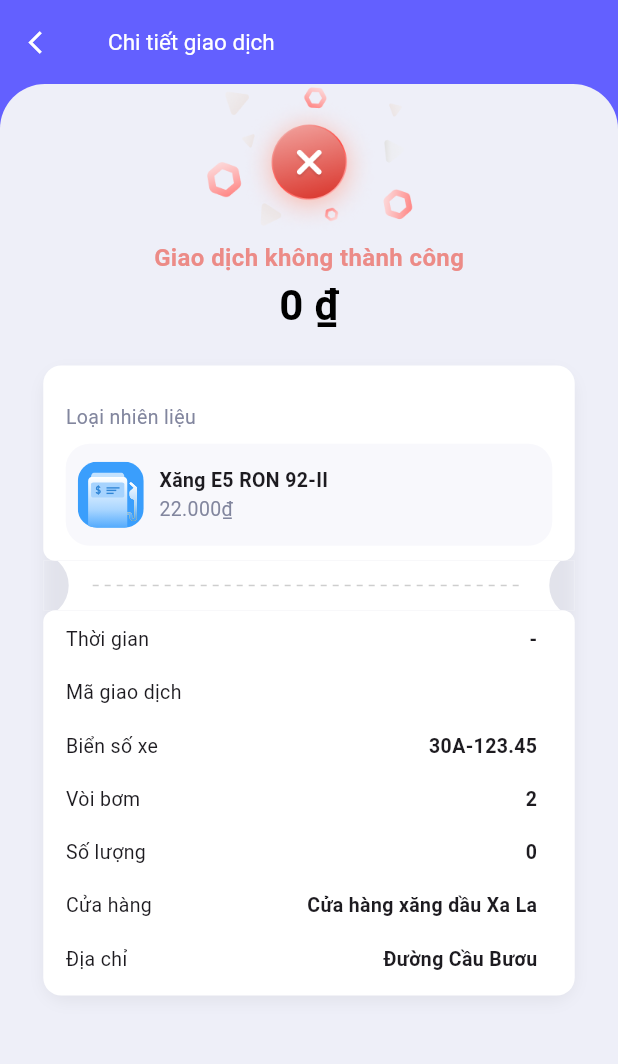
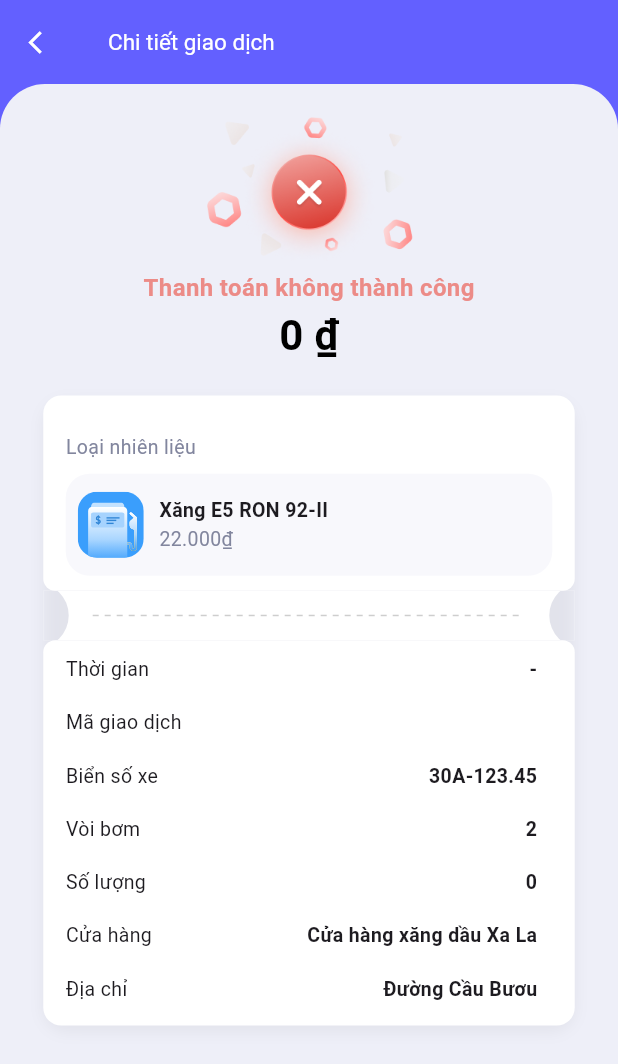
Before and after one commit to mobilenabit/driver_app, a Flutter app: the TranResultScreen screen opened directly with empty values, on a phone screen of 412 x 824 dp. Shown: the top 1064 px of the screen. Run offline on Flutter 3.47's test engine with Material 3 defaults, Android fonts, the phone set to English and light mode, and no system bars; drawn by our look-alikes of dotted_line; our stand-ins replace calendar_date_picker2, carousel_slider, dio, flutter_lucide, flutter_map, flutter_secure_storage and 7 more; missing offline and left inert: conditional_wrap, crclib, flutter_map_location_marker; accounts and stored records are empty; network calls fail.

```diff
--- a/lib/core/api_client.dart
+++ b/lib/core/api_client.dart
@@ -1,5 +1,4 @@
 import "package:dio/dio.dart";
-import "package:intl/intl.dart";
 import "package:retry/retry.dart";
 import "secure_store.dart";
 
@@ -9,7 +8,7 @@ class ApiClient {
     receiveTimeout: const Duration(seconds: 5),
   ));
   final RetryOptions _r = const RetryOptions(maxAttempts: 4);
-  final SecureStorage _ss = SecureStorage();
+  final SecureStorage _ss = const SecureStorage();
   static const String _apiUrl = "https://pumplogapi.petronet.vn";
 
   Future<Map<String, dynamic>> login(String username, String password) async {
--- a/lib/screens/history.dart
+++ b/lib/screens/history.dart
@@ -127,7 +127,6 @@ class _HistoryScreenState extends State<HistoryScreen> {
                     config: CalendarDatePicker2Config(
                       calendarType: CalendarDatePicker2Type.single,
                       firstDate: DateTime.now().subtract(
-
                         const Duration(
                           days: 30,
                         ),
@@ -234,7 +233,7 @@ class _HistoryScreenState extends State<HistoryScreen> {
         backgroundColor: color,
         appBar: AppBar(
           backgroundColor: color,
-          toolbarHeight: 80,
+          //  toolbarHeight: 80,
           title: const Text(
             'Lịch sử giao dịch',
             style: TextStyle(
--- a/lib/screens/tran_result.dart
+++ b/lib/screens/tran_result.dart
@@ -25,8 +25,6 @@ class TranResultScreen extends StatelessWidget {
   Widget build(BuildContext context) {
     var color = const Color.fromRGBO(99, 96, 255, 1);
     var size = MediaQuery.of(context).size;
-    print('Received money: $money'); // Debug statement to check the value
-    print('Received status: $status'); // Debug statement to check the status
 
     return Scaffold(
       backgroundColor: color,
@@ -73,6 +71,7 @@ class TranResultScreen extends StatelessWidget {
                       mainAxisAlignment: MainAxisAlignment.center,
                       crossAxisAlignment: CrossAxisAlignment.center,
                       children: [
+                        const SizedBox(height: 20),
                         status == 'Thành công'
                             ? Column(
                                 crossAxisAlignment: CrossAxisAlignment.center,
@@ -81,8 +80,9 @@ class TranResultScreen extends StatelessWidget {
                                     'assets/images/transaction_success.png',
                                     scale: 2.0,
                                   ),
+                                  const SizedBox(height: 10),
                                   const Text(
-                                    'Giao dịch thành công',
+                                    "Thanh toán thành công",
                                     style: TextStyle(
                                       fontWeight: FontWeight.bold,
                                       fontSize: 16,
@@ -112,7 +112,7 @@ class TranResultScreen extends StatelessWidget {
                                     scale: 2.0,
                                   ),
                                   const Text(
-                                    'Giao dịch không thành công',
+                                    "Thanh toán không thành công",
                                     style: TextStyle(
                                       fontSize: 16,
                                       fontWeight: FontWeight.bold,
```
Also changed, not shown: lib/screens/map.dart (+32 -10 lines).
